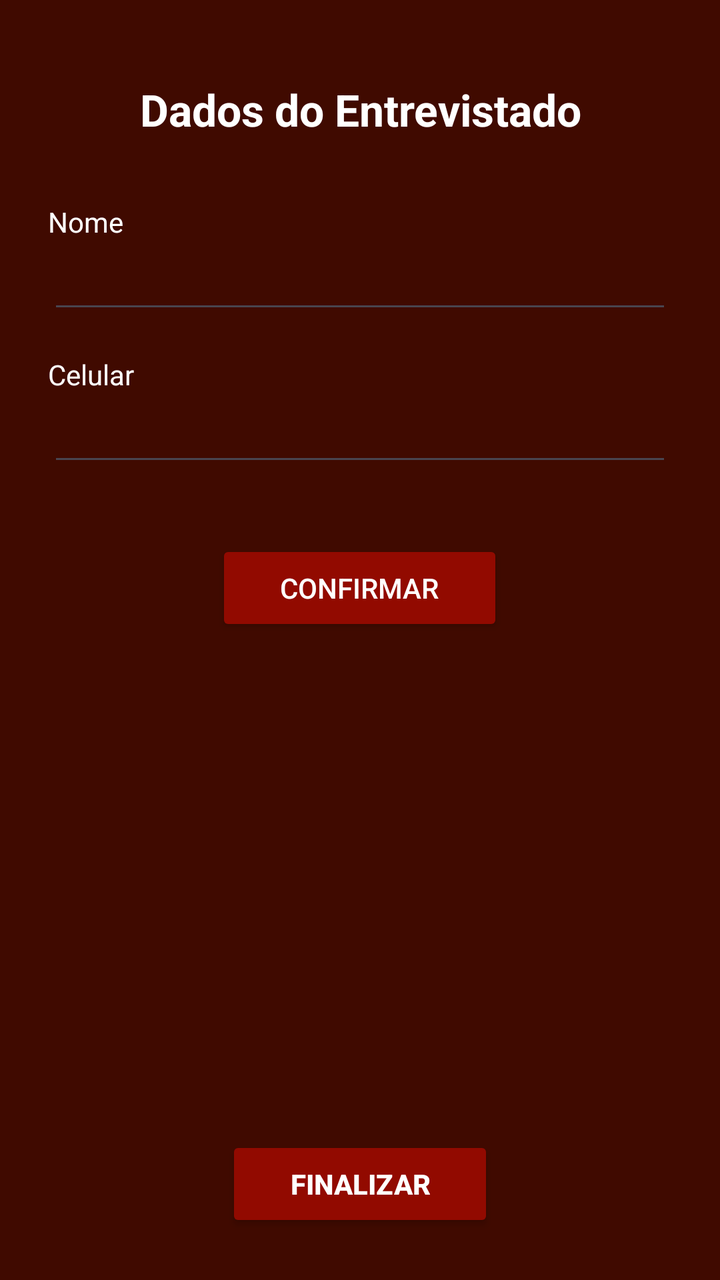
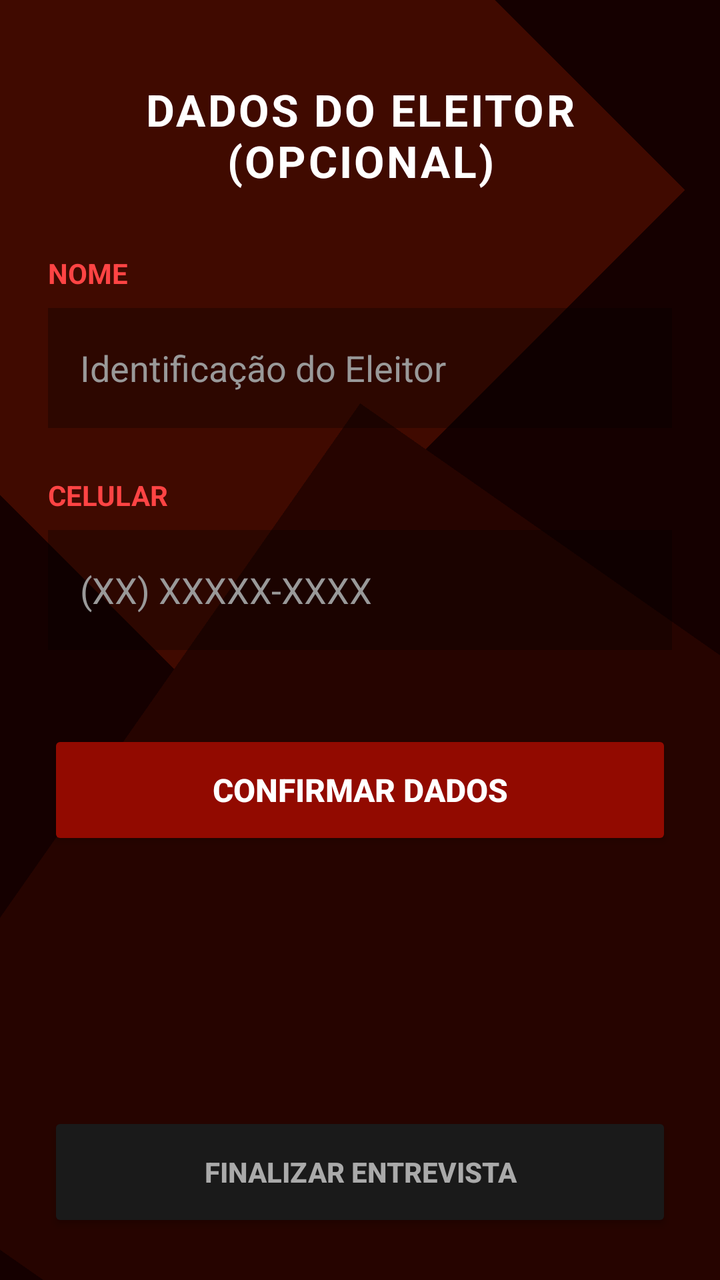

Compare the two renders of this Android layout. The source of the first and the diff that turns it into the second are given below.
<!-- AndroidManifest.xml: application theme Theme.SistemaEleicaoP1 -->
<!-- res/layout/activity_dados_entrevistados.xml -->
<?xml version="1.0" encoding="utf-8"?>
<LinearLayout xmlns:android="http://schemas.android.com/apk/res/android"
    android:layout_width="match_parent"
    android:layout_height="match_parent"
    android:background="#400A00"
    android:orientation="vertical"
    android:padding="24dp">

    <ScrollView
        android:layout_width="match_parent"
        android:layout_height="0dp"
        android:layout_weight="1">

        <LinearLayout
            android:layout_width="match_parent"
            android:layout_height="wrap_content"
            android:orientation="vertical">

            <TextView
                android:layout_width="match_parent"
                android:layout_height="wrap_content"
                android:layout_marginTop="16dp"
                android:gravity="center"
                android:text="Dados do Entrevistado"
                android:textColor="#FFFFFF"
                android:textSize="22sp"
                android:textStyle="bold" />

            <TextView
                android:layout_width="wrap_content"
                android:layout_height="wrap_content"
                android:layout_marginTop="32dp"
                android:text="Nome"
                android:textColor="#FFFFFF"
                android:textSize="14sp" />

            <EditText
                android:id="@+id/etNome"
                android:layout_width="match_parent"
                android:layout_height="wrap_content"
                android:importantForAutofill="no"
                android:inputType="textPersonName|textCapWords" />

            <TextView
                android:layout_width="wrap_content"
                android:layout_height="wrap_content"
                android:layout_marginTop="16dp"
                android:text="Celular"
                android:textColor="#FFFFFF"
                android:textSize="14sp" />

            <EditText
                android:id="@+id/etCelular"
                android:layout_width="match_parent"
                android:layout_height="wrap_content"
                android:importantForAutofill="no"
                android:inputType="phone" />

            <androidx.appcompat.widget.AppCompatButton
                android:id="@+id/btnConfirmar"
                android:layout_width="wrap_content"
                android:layout_height="wrap_content"
                android:layout_gravity="center_horizontal"
                android:layout_marginTop="32dp"
                android:backgroundTint="#920A00"
                android:paddingHorizontal="32dp"
                android:text="Confirmar"
                android:textColor="@android:color/white" />
        </LinearLayout>
    </ScrollView>

    <androidx.appcompat.widget.AppCompatButton
        android:id="@+id/btnFinalizar"
        android:layout_width="wrap_content"
        android:layout_height="wrap_content"
        android:layout_gravity="center_horizontal"
        android:backgroundTint="#920A00"
        android:paddingHorizontal="32dp"
        android:text="FINALIZAR"
        android:textColor="@android:color/white"
        android:textStyle="bold" />
</LinearLayout>
<!-- resources referenced by this layout -->
<resources>
  <style name="Theme.SistemaEleicaoP1" parent="Base.Theme.SistemaEleicaoP1" />
  <style name="Base.Theme.SistemaEleicaoP1" parent="Theme.Material3.DayNight.NoActionBar">
          
          
      </style>
</resources>

<!-- the commit's change to res/layout/activity_dados_entrevistados.xml (unified diff, before → after) -->
@@ -1,82 +1,133 @@
 <?xml version="1.0" encoding="utf-8"?>
-<LinearLayout xmlns:android="http://schemas.android.com/apk/res/android"
+<androidx.constraintlayout.widget.ConstraintLayout xmlns:android="http://schemas.android.com/apk/res/android"
+    xmlns:app="http://schemas.android.com/apk/res-auto"
+    xmlns:tools="http://schemas.android.com/tools"
     android:layout_width="match_parent"
     android:layout_height="match_parent"
-    android:background="#400A00"
-    android:orientation="vertical"
-    android:padding="24dp">
+    android:background="#150000">
 
-    <ScrollView
+    <View
+        android:layout_width="350dp"
+        android:layout_height="350dp"
+        android:background="#400A00"
+        android:rotation="-45"
+        android:translationX="-80dp"
+        android:translationY="-80dp"
+        app:layout_constraintStart_toStartOf="parent"
+        app:layout_constraintTop_toTopOf="parent" />
+
+    <View
+        android:layout_width="450dp"
+        android:layout_height="450dp"
+        android:background="#260400"
+        android:rotation="35"
+        android:translationX="100dp"
+        android:translationY="100dp"
+        app:layout_constraintBottom_toBottomOf="parent"
+        app:layout_constraintEnd_toEndOf="parent" />
+
+    
+    <LinearLayout
         android:layout_width="match_parent"
-        android:layout_height="0dp"
-        android:layout_weight="1">
+        android:layout_height="match_parent"
+        android:orientation="vertical"
+        android:padding="24dp"
+        app:layout_constraintBottom_toBottomOf="parent"
+        app:layout_constraintEnd_toEndOf="parent"
+        app:layout_constraintStart_toStartOf="parent"
+        app:layout_constraintTop_toTopOf="parent">
 
-        <LinearLayout
+        <ScrollView
             android:layout_width="match_parent"
-            android:layout_height="wrap_content"
-            android:orientation="vertical">
+            android:layout_height="0dp"
+            android:layout_weight="1"
+            android:fillViewport="true">
 
-            <TextView
+            <LinearLayout
                 android:layout_width="match_parent"
                 android:layout_height="wrap_content"
-                android:layout_marginTop="16dp"
-                android:gravity="center"
-                android:text="Dados do Entrevistado"
-                android:textColor="#FFFFFF"
-                android:textSize="22sp"
-                android:textStyle="bold" />
+                android:orientation="vertical">
 
-            <TextView
-                android:layout_width="wrap_content"
-                android:layout_height="wrap_content"
-                android:layout_marginTop="32dp"
-                android:text="Nome"
-                android:textColor="#FFFFFF"
-                android:textSize="14sp" />
+                <TextView
+                    android:layout_width="match_parent"
+                    android:layout_height="wrap_content"
+                    android:layout_marginTop="16dp"
+                    android:layout_marginBottom="32dp"
+                    android:letterSpacing="0.05"
+                    android:text="DADOS DO ELEITOR (OPCIONAL)"
+                    android:textAlignment="center"
+                    android:textColor="#FFFFFF"
+                    android:textSize="22sp"
+                    android:textStyle="bold" />
 
-            <EditText
-                android:id="@+id/etNome"
-                android:layout_width="match_parent"
-                android:layout_height="wrap_content"
-                android:importantForAutofill="no"
-                android:inputType="textPersonName|textCapWords" />
+                
+                <TextView
+                    android:layout_width="wrap_content"
+                    android:layout_height="wrap_content"
+                    android:layout_marginBottom="8dp"
+                    android:text="NOME"
+                    android:textColor="#FF4444"
+                    android:textSize="14sp"
+                    android:textStyle="bold" />
 
-            <TextView
-                android:layout_width="wrap_content"
-                android:layout_height="wrap_content"
-                android:layout_marginTop="16dp"
-                android:text="Celular"
-                android:textColor="#FFFFFF"
-                android:textSize="14sp" />
+                <EditText
+                    android:id="@+id/etNome"
+                    android:layout_width="match_parent"
+                    android:layout_height="60dp"
+                    android:layout_marginBottom="24dp"
+                    android:background="#4D000000"
+                    android:hint="Identificação do Eleitor"
+                    android:importantForAutofill="no"
+                    android:inputType="textPersonName|textCapWords"
+                    android:paddingStart="16dp"
+                    android:paddingEnd="16dp"
+                    android:textColor="#FFFFFF"
+                    android:textColorHint="#999999" />
 
-            <EditText
-                android:id="@+id/etCelular"
-                android:layout_width="match_parent"
-                android:layout_height="wrap_content"
-                android:importantForAutofill="no"
-                android:inputType="phone" />
+                <TextView
+                    android:layout_width="wrap_content"
+                    android:layout_height="wrap_content"
+                    android:layout_marginBottom="8dp"
+                    android:text="CELULAR"
+                    android:textColor="#FF4444"
+                    android:textSize="14sp"
+                    android:textStyle="bold" />
 
-            <androidx.appcompat.widget.AppCompatButton
-                android:id="@+id/btnConfirmar"
-                android:layout_width="wrap_content"
-                android:layout_height="wrap_content"
-                android:layout_gravity="center_horizontal"
-                android:layout_marginTop="32dp"
-                android:backgroundTint="#920A00"
-                android:paddingHorizontal="32dp"
-                android:text="Confirmar"
-                android:textColor="@android:color/white" />
-        </LinearLayout>
-    </ScrollView>
+                <EditText
+                    android:id="@+id/etCelular"
+                    android:layout_width="match_parent"
+                    android:layout_height="60dp"
+                    android:layout_marginBottom="40dp"
+                    android:background="#4D000000"
+                    android:hint="(XX) XXXXX-XXXX"
+                    android:importantForAutofill="no"
+                    android:inputType="phone"
+                    android:paddingStart="16dp"
+                    android:paddingEnd="16dp"
+                    android:textColor="#FFFFFF"
+                    android:textColorHint="#999999" />
 
-    <androidx.appcompat.widget.AppCompatButton
-        android:id="@+id/btnFinalizar"
-        android:layout_width="wrap_content"
-        android:layout_height="wrap_content"
-        android:layout_gravity="center_horizontal"
-        android:backgroundTint="#920A00"
-        android:paddingHorizontal="32dp"
-        android:text="FINALIZAR"
-        android:textColor="@android:color/white"
-        android:textStyle="bold" />
-</LinearLayout>
+                <androidx.appcompat.widget.AppCompatButton
+                    android:id="@+id/btnConfirmar"
+                    android:layout_width="match_parent"
+                    android:layout_height="60dp"
+                    android:backgroundTint="#920A00"
+                    android:text="CONFIRMAR DADOS"
+                    android:textColor="@android:color/white"
+                    android:textSize="16sp"
+                    android:textStyle="bold" />
+            </LinearLayout>
+        </ScrollView>
+
+        <androidx.appcompat.widget.AppCompatButton
+            android:id="@+id/btnFinalizar"
+            android:layout_width="match_parent"
+            android:layout_height="60dp"
+            android:layout_marginTop="16dp"
+            android:backgroundTint="#1A1A1A"
+            android:text="FINALIZAR ENTREVISTA"
+            android:textColor="#AAAAAA"
+            android:textSize="14sp"
+            android:textStyle="bold" />
+    </LinearLayout>
+</androidx.constraintlayout.widget.ConstraintLayout>
